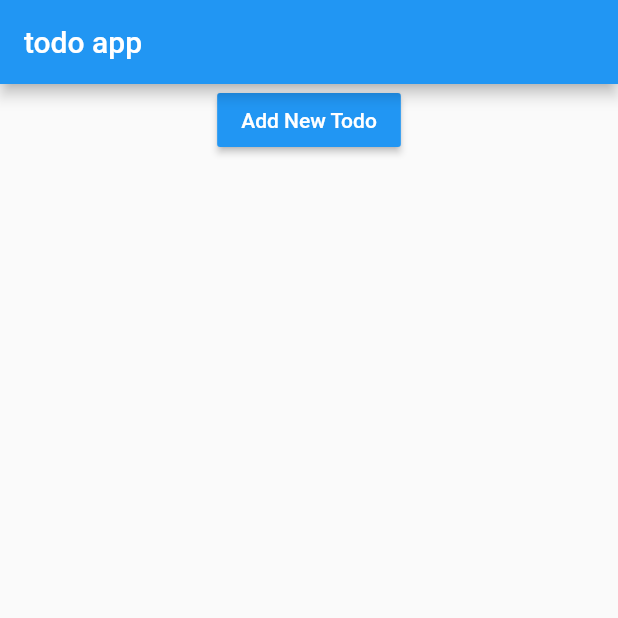
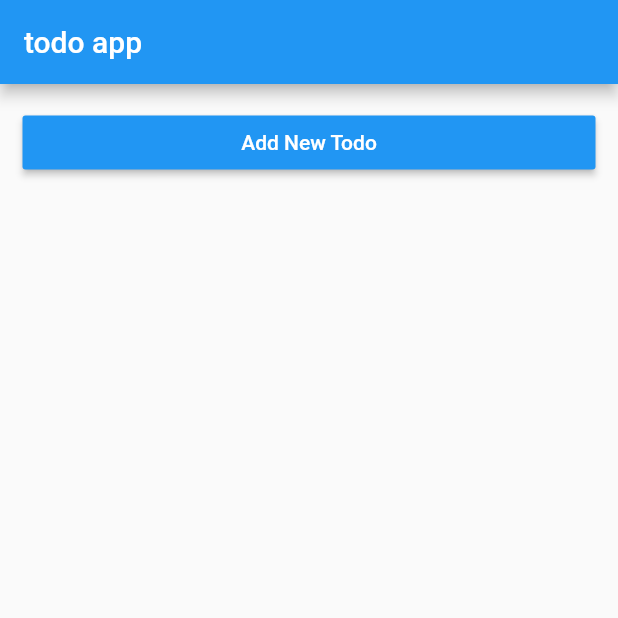
Before and after one commit to andreidobrinski/todo-flutter, a Flutter app: the screen it shows after launch, on a phone screen of 412 x 824 dp, the top half of it. Run offline on Flutter 3.47's test engine with Material 2 defaults, Android fonts, the phone set to English and light mode, and no system bars; our stand-ins replace sqflite; accounts and stored records are empty.

Commit message:
put AddTask into ListView

```diff
--- a/lib/src/AddTask.dart
+++ b/lib/src/AddTask.dart
@@ -3,7 +3,6 @@ import 'package:provider/provider.dart';
 
 import 'TodoProvider.dart';
 import 'TaskModel.dart';
-import 'DatabaseHelper.dart';
 
 class AddTask extends StatefulWidget {
   @override
@@ -37,7 +36,9 @@ class AddTaskState extends State<AddTask> {
   @override
   Widget build(BuildContext context) {
     if (!showTextField) {
-      return RaisedButton(
+      return Padding(
+          padding: EdgeInsets.all(15.0),
+          child: RaisedButton(
               child: Text(
                 'Add New Todo',
                 style: TextStyle(
@@ -49,7 +50,7 @@ class AddTaskState extends State<AddTask> {
                 setState(() {
                   showTextField = true;
                 });
-          });
+              }));
     }
     return Padding(
       padding: EdgeInsets.all(15.0),
--- a/lib/src/TaskList.dart
+++ b/lib/src/TaskList.dart
@@ -8,9 +8,8 @@ class TaskList extends StatelessWidget {
   TaskList({@required this.tasks});
 
   Widget build(BuildContext context) {
-    return ListView(
+    return Column(
       children: getTasks(),
-      shrinkWrap: true,
     );
   }
 
--- a/lib/src/app.dart
+++ b/lib/src/app.dart
@@ -12,11 +12,12 @@ class App extends StatelessWidget {
       ),
       body: Container(
         child: Consumer<TodoProvider>(
-          builder: (context, todos, child) => Column(
+          builder: (context, todos, child) => ListView(
             children: <Widget>[
               Container(child: TaskList(tasks: todos.allTasks)),
               AddTask(),
             ],
+            shrinkWrap: true,
           ),
         ),
       ),
```
Lines whose indentation alone changed are shown as unchanged.
